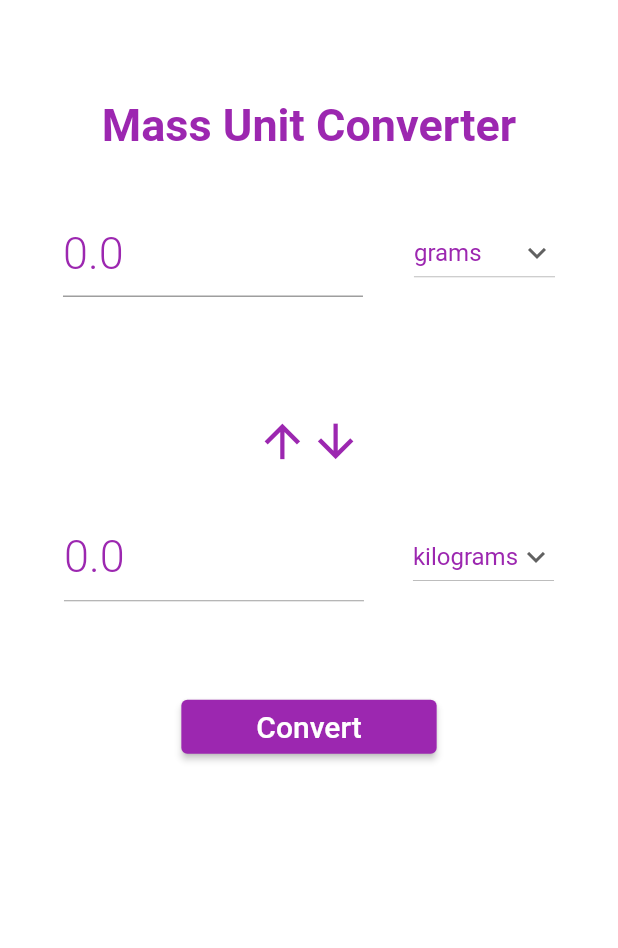
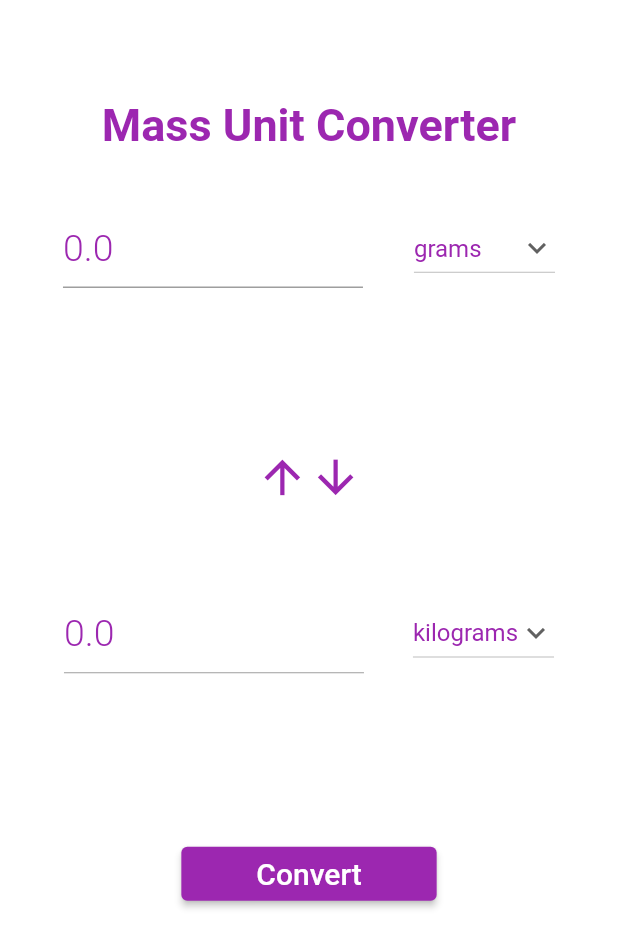
Before and after one commit to PratikAmonkar/Unit-Calculator, a Flutter app: the MassCategoryPage screen opened directly, on a phone screen of 412 x 824 dp. Shown: the top 948 px of the screen. Run offline on Flutter 3.47's test engine with Material 2 defaults, Android fonts, the phone set to English and light mode, and no system bars.

Commit message:
changes in ui of each category

```diff
--- a/lib/screens/mass_category_page.dart
+++ b/lib/screens/mass_category_page.dart
@@ -69,7 +69,7 @@ class _AngleCategoryPageState extends State<MassCategoryPage> {
                     child: TextFormField(
                       controller: firstTextControllerValue,
                       style: const TextStyle(
-                        fontSize: 30,
+                        fontSize: 25,
                         fontWeight: FontWeight.w300,
                         color: Colors.purple,
                       ),
@@ -77,7 +77,7 @@ class _AngleCategoryPageState extends State<MassCategoryPage> {
                       decoration: const InputDecoration(
                         hintText: "0.0",
                         hintStyle: TextStyle(
-                          fontSize: 30,
+                          fontSize: 25,
                           fontWeight: FontWeight.w300,
                           color: Colors.purple,
                         ),
@@ -112,20 +112,30 @@ class _AngleCategoryPageState extends State<MassCategoryPage> {
               ),
             ),
             const SizedBox(
-              height: 20.0,
+              height: 50.0,
             ),
             Padding(
-              padding: const EdgeInsets.only(top: 50.0),
+              padding: const EdgeInsets.only(
+                top: 50.0,
+              ),
               child: Row(
                 mainAxisAlignment: MainAxisAlignment.center,
                 children: const [
-                  Icon(Icons.arrow_upward, size: 35.5, color: Colors.purple),
-                  Icon(Icons.arrow_downward, size: 35.5, color: Colors.purple),
+                  Icon(
+                    Icons.arrow_upward,
+                    size: 35.5,
+                    color: Colors.purple,
+                  ),
+                  Icon(
+                    Icons.arrow_downward,
+                    size: 35.5,
+                    color: Colors.purple,
+                  ),
                 ],
               ),
             ),
             const SizedBox(
-              height: 20.0,
+              height: 50.0,
             ),
             Padding(
               padding: const EdgeInsets.all(10.0),
@@ -138,7 +148,7 @@ class _AngleCategoryPageState extends State<MassCategoryPage> {
                       enabled: false,
                       controller: secondTextControllerValue,
                       style: const TextStyle(
-                        fontSize: 30,
+                        fontSize: 25,
                         fontWeight: FontWeight.w300,
                         color: Colors.purple,
                       ),
@@ -147,7 +157,7 @@ class _AngleCategoryPageState extends State<MassCategoryPage> {
                       decoration: const InputDecoration(
                         hintText: "0.0",
                         hintStyle: TextStyle(
-                          fontSize: 30,
+                          fontSize: 25,
                           fontWeight: FontWeight.w300,
                           color: Colors.purple,
                         ),
@@ -182,7 +192,7 @@ class _AngleCategoryPageState extends State<MassCategoryPage> {
               ),
             ),
             const SizedBox(
-              height: 50.0,
+              height: 100.0,
             ),
             ElevatedButton(
               onPressed: () {
--- a/lib/screens/time_category_page.dart
+++ b/lib/screens/time_category_page.dart
@@ -69,7 +69,7 @@ class _AngleCategoryPageState extends State<TimeCategoryPage> {
                     child: TextFormField(
                       controller: firstTextControllerValue,
                       style: const TextStyle(
-                        fontSize: 20,
+                        fontSize: 25,
                         fontWeight: FontWeight.w300,
                         color: Colors.purple,
                       ),
@@ -77,7 +77,7 @@ class _AngleCategoryPageState extends State<TimeCategoryPage> {
                       decoration: const InputDecoration(
                         hintText: "0",
                         hintStyle: TextStyle(
-                          fontSize: 30,
+                          fontSize: 25,
                           fontWeight: FontWeight.w300,
                           color: Colors.purple,
                         ),
```
Also changed, not shown: lib/screens/angle_category_page.dart (+6 -7 lines), lib/screens/area_category_page.dart (+7 -8 lines), lib/screens/data_category_page.dart (+5 -5 lines), lib/screens/length_category_page.dart (+6 -7 lines), lib/screens/temperature_category_page.dart (+6 -7 lines), lib/screens/volume_category_page.dart (+10 -8 lines).
